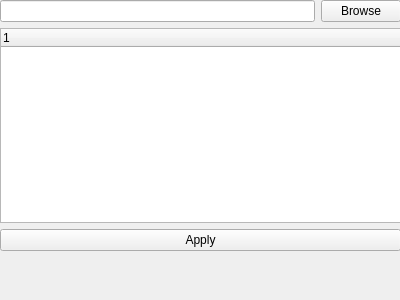
Before: the Qt Designer form Plugins/Mipf_Plugin_ASM/PCAShapeModelEstimatorView.ui in linson7017/MIPF, drawn with Qt 5.
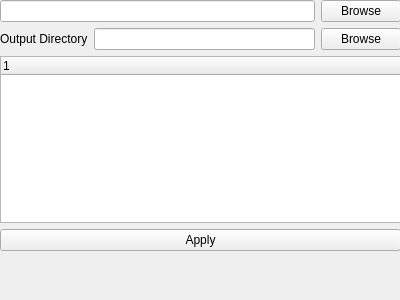
After: the same form once the commit is applied.

```diff
--- a/Plugins/Mipf_Plugin_ASM/PCAShapeModelEstimatorView.ui
+++ b/Plugins/Mipf_Plugin_ASM/PCAShapeModelEstimatorView.ui
@@ -37,6 +37,27 @@
       </item>
      </layout>
     </item>
+    <item>
+     <layout class="QHBoxLayout" name="horizontalLayout_4">
+      <item>
+       <widget class="QLabel" name="label">
+        <property name="text">
+         <string>Output Directory</string>
+        </property>
+       </widget>
+      </item>
+      <item>
+       <widget class="QLineEdit" name="OutDirLE"/>
+      </item>
+      <item>
+       <widget class="QPushButton" name="OutDirBrowseBtn">
+        <property name="text">
+         <string>Browse</string>
+        </property>
+       </widget>
+      </item>
+     </layout>
+    </item>
     <item>
      <widget class="QTreeWidget" name="ImageList">
       <column>
```
